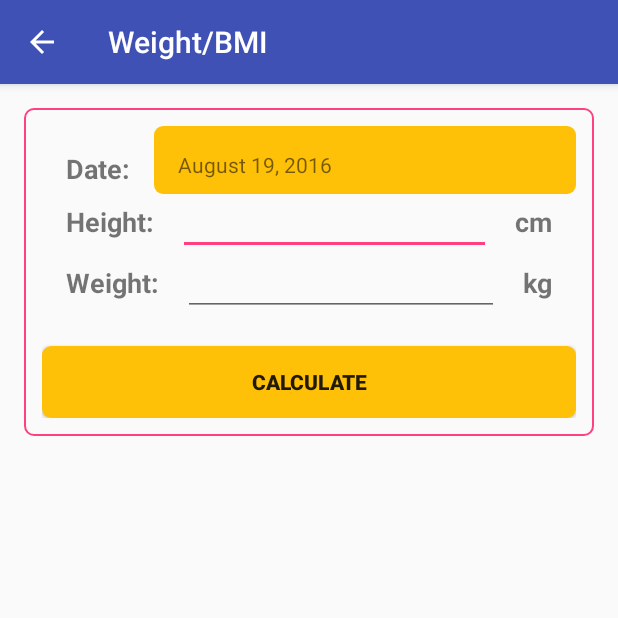
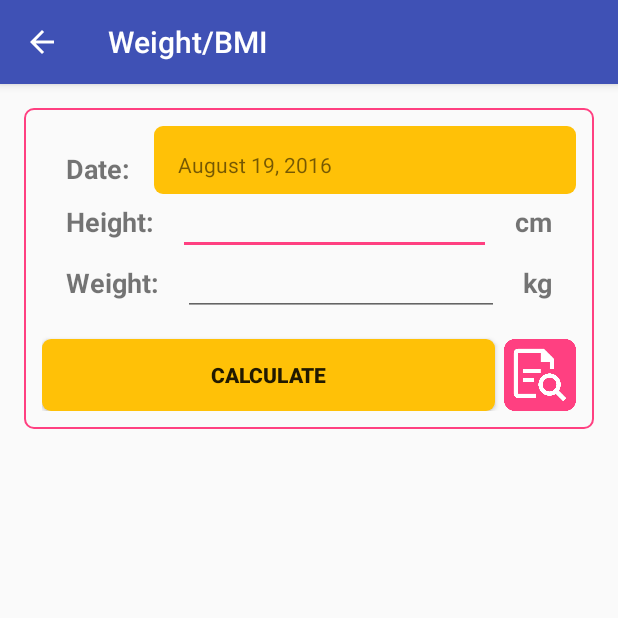
Before and after one commit to agensdev/WomansHealth, an Android app: the WeightActivity screen opened directly, with no data from a screen before it, on a phone screen of 412 x 824 dp, the top half of it. Run offline under Robolectric (Android 15) with nearby library versions, the light colour scheme and no system bars.

Commit message:
Add weight records button to weight activity layout

```diff
--- a/app/src/main/res/layout/activity_weight.xml
+++ b/app/src/main/res/layout/activity_weight.xml
@@ -121,16 +121,34 @@
             android:gravity="right"
             android:maxLines="1"/>
 
-        <Button
-            android:id="@+id/calculate_button"
+        <LinearLayout
             android:layout_width="match_parent"
             android:layout_height="wrap_content"
-            android:layout_marginTop="20dp"
-            android:text="@string/calculate"
-            android:textStyle="bold"
-            android:layout_below="@id/weight_units"
-            android:background="@drawable/button_yellow_style"
-            android:onClick="calculateBMI"/>
+            android:orientation="horizontal"
+            android:layout_below="@id/weight_editText">
+
+            <Button
+                android:id="@+id/calculate_button"
+                android:layout_width="0dp"
+                android:layout_height="wrap_content"
+                android:layout_weight="4"
+                android:layout_marginTop="15dp"
+                android:text="@string/calculate"
+                android:textStyle="bold"
+                android:background="@drawable/button_yellow_style"
+                android:onClick="calculateBMI"/>
+
+            <ImageButton
+                android:layout_width="54dp"
+                android:layout_height="54dp"
+                android:paddingTop="6dp"
+                android:paddingLeft="6dp"
+                android:background="@android:color/transparent"
+                android:scaleType="centerCrop"
+                android:layout_gravity="bottom"
+                android:src="@drawable/data"
+                android:onClick="showWeightRecords"/>
+        </LinearLayout>
     </RelativeLayout>
 
     <RelativeLayout
@@ -257,4 +275,5 @@
             android:background="@drawable/button_yellow_style"
             android:onClick="onRecordWeightButtonClicked"/>
     </RelativeLayout>
+
 </LinearLayout>
```
